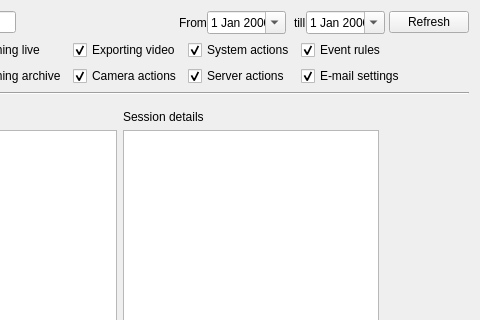
Qt form client/src/ui/dialogs/audit_log_dialog.ui (networkoptix/nx_open) before a commit; both pictures show x 159 to 639 and y 0 to 320 of the 639 by 719 pixel window.
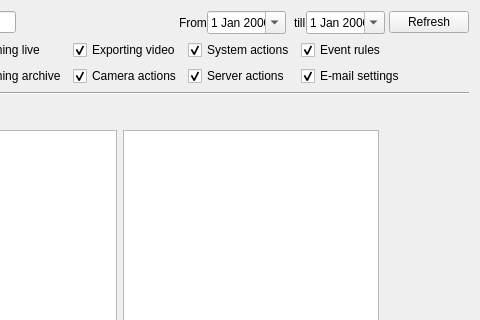
The same form after that commit. Custom widgets are drawn as their Qt base class.

What changed in the file:
```diff
--- a/client/src/ui/dialogs/audit_log_dialog.ui
+++ b/client/src/ui/dialogs/audit_log_dialog.ui
@@ -312,7 +312,7 @@
          <item>
           <widget class="QLabel" name="label_2">
            <property name="text">
-            <string>Session details</string>
+            <string/>
            </property>
           </widget>
          </item>
```
